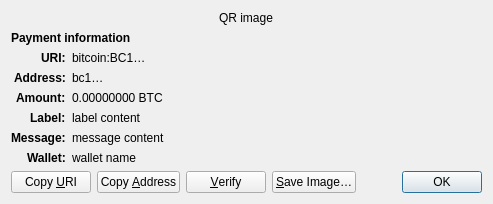
Above: src/qt/forms/receiverequestdialog.ui from AurumCoinOrg/AurumCoin before the change. Below: the same form after it.
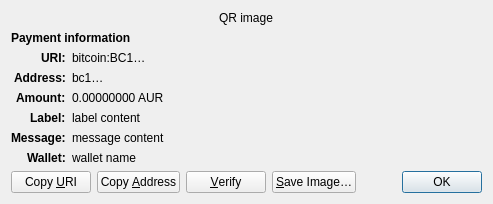
That is the form after the change. Custom widgets are drawn as their Qt base class.

What changed in the file:
```diff
--- a/src/qt/forms/receiverequestdialog.ui
+++ b/src/qt/forms/receiverequestdialog.ui
@@ -126,7 +126,7 @@
    <item row="4" column="1" alignment="Qt::AlignTop">
     <widget class="QLabel" name="amount_content">
      <property name="text">
-      <string notr="true">0.00000000 BTC</string>
+      <string notr="true">0.00000000 AUR</string>
      </property>
      <property name="textFormat">
       <enum>Qt::PlainText</enum>
```
